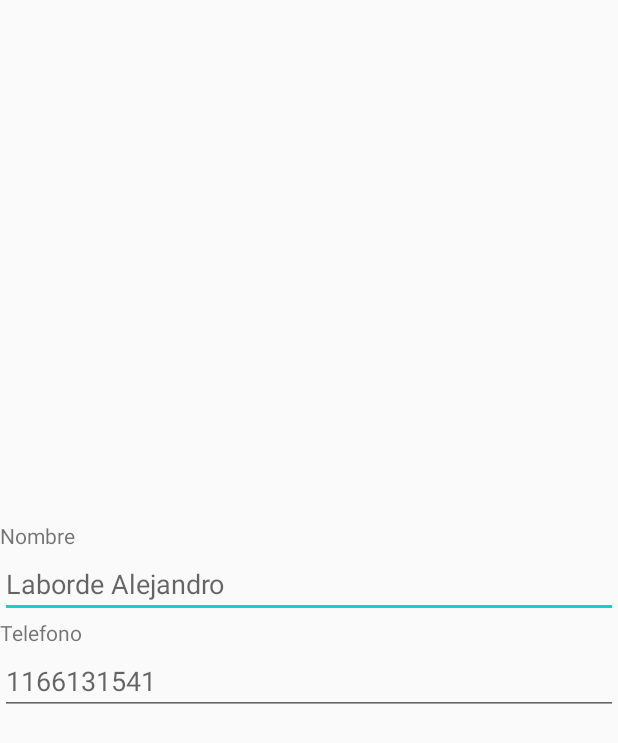
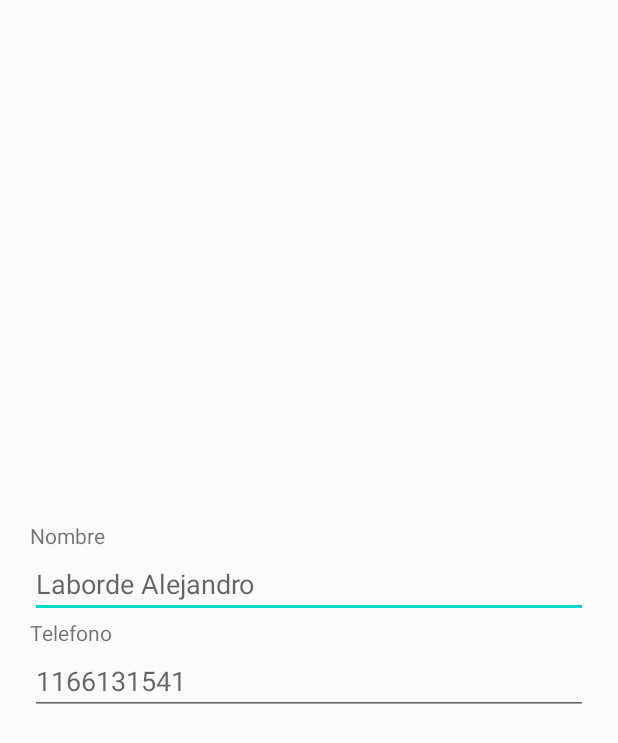
Before and after one commit to AlejandroLaborde/SegundoParcialLavoV, an Android app: the layout layout_dialogo_personalizado.xml on its own in the app's theme, with its tools: preview values and no code run, on a phone screen of 412 x 824 dp. Shown: the top 743 px of the screen. Run offline under Robolectric (Android 15) with nearby library versions, the phone set to English and light mode, and no system bars.

Commit message:
entrega final

```diff
--- a/app/src/main/java/com/example/segundoparciallavov/DialogAdd.java
+++ b/app/src/main/java/com/example/segundoparciallavov/DialogAdd.java
@@ -28,7 +28,6 @@ public class DialogAdd extends DialogFragment {
 
         AlertDialog.Builder builder = new AlertDialog.Builder(getActivity());
         builder.setTitle(this.titulo);
-
         onClickAddDialog onClickAddDialog = new onClickAddDialog( viewAlert, this.activity );
         builder.setView(viewAlert);
         builder.setNeutralButton("Cancelar",null);
--- a/app/src/main/java/com/example/segundoparciallavov/DialogGenerico.java
+++ b/app/src/main/java/com/example/segundoparciallavov/DialogGenerico.java
@@ -24,7 +24,6 @@ public class DialogGenerico extends DialogFragment {
         builder.setTitle(this.titulo);
         builder.setMessage(this.mensaje);
 
-
         builder.setPositiveButton("Aceptar",null);
         return builder.create();
 
--- a/app/src/main/java/com/example/segundoparciallavov/MainActivity.java
+++ b/app/src/main/java/com/example/segundoparciallavov/MainActivity.java
@@ -22,6 +22,7 @@ public class MainActivity extends AppCompatActivity implements SearchView.OnQuer
     SharedPreferences prefs;
     PersonasControler personasControler;
     PersonasView personasView;
+    String nombreShared= "listContactos";
 
     @Override
     protected void onCreate(Bundle savedInstanceState) {
@@ -69,8 +70,6 @@ public class MainActivity extends AppCompatActivity implements SearchView.OnQuer
 
     @Override
     public boolean onQueryTextChange(String newText) {
-
-
         return false;
     }
 }
--- a/app/src/main/java/com/example/segundoparciallavov/PersonasView.java
+++ b/app/src/main/java/com/example/segundoparciallavov/PersonasView.java
@@ -13,7 +13,7 @@ public class PersonasView {
     }
 
     public void actualizaContactos(){
-        String contactos = this.activity.prefs.getString("contactos2","[]");
+        String contactos = this.activity.prefs.getString(this.activity.nombreShared,"[]");
         contacts.setText(contactos);
     }
 
--- a/app/src/main/java/com/example/segundoparciallavov/onClickAddDialog.java
+++ b/app/src/main/java/com/example/segundoparciallavov/onClickAddDialog.java
@@ -26,6 +26,9 @@ public class onClickAddDialog implements DialogInterface.OnClickListener {
         if (personasControler.esValidaPersona(p)){
             personasControler.agregarContacto(p);
             personasView.actualizaContactos();
+        }else {
+            DialogGenerico dialog2 = new DialogGenerico("Upss!", "No se pueden agregar datos vacios");
+            dialog2.show(this.activity.getSupportFragmentManager(),"No encontrada");
         }
 
         dialog.dismiss();
--- a/app/src/main/res/layout/layout_dialogo_personalizado.xml
+++ b/app/src/main/res/layout/layout_dialogo_personalizado.xml
@@ -4,7 +4,9 @@
     android:layout_width="match_parent"
     android:layout_height="match_parent"
     android:gravity="center_vertical"
-    android:orientation="vertical">
+    android:orientation="vertical"
+    android:layout_margin="20dp"
+    >
     <TextView
         android:text="Nombre"
         android:layout_width="match_parent"
```
Also changed, not shown: app/src/main/java/com/example/segundoparciallavov/PersonasControler.java (+3 -6 lines).
